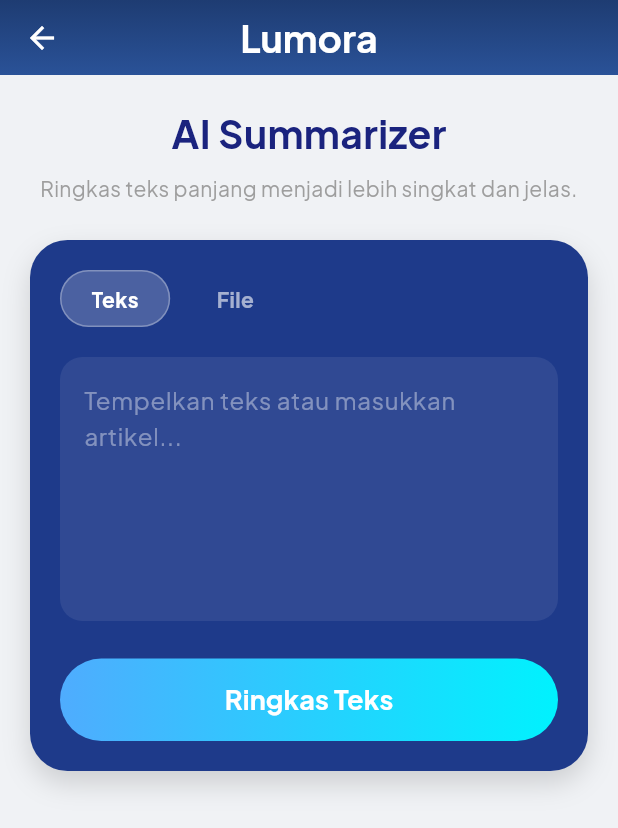
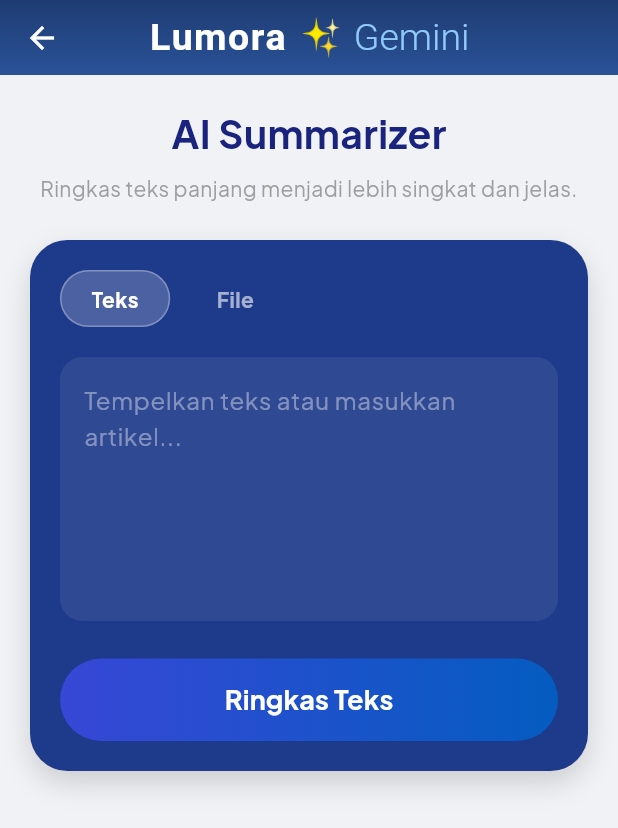
Before and after one commit to Gansputra/lumora_app, a Flutter app: the HomePage screen opened directly, after a tap on "AI Summarizer", on a phone screen of 412 x 824 dp. Shown: the top 828 px of the screen. Run offline on Flutter 3.47's test engine with Material 3 defaults, Android fonts, the light colour scheme and no system bars; our stand-ins replace file_picker, flip_card, flutter_dotenv, flutter_markdown, flutter_markdown_plus, google_fonts and 4 more; missing offline and left inert: syncfusion_flutter_pdf; accounts and stored records are empty.

Commit message:
update style

```diff
--- a/lib/main.dart
+++ b/lib/main.dart
@@ -1,6 +1,7 @@
 import 'package:flutter/material.dart';
 import 'package:flutter_dotenv/flutter_dotenv.dart';
 import 'package:google_fonts/google_fonts.dart';
+import 'package:lumora_app/pages/halaman_ringkasan.dart';
 import 'package:supabase_flutter/supabase_flutter.dart';
 import 'package:lumora_app/pages/halaman_masuk.dart';
 
--- a/lib/pages/halaman_ringkasan.dart
+++ b/lib/pages/halaman_ringkasan.dart
@@ -117,9 +117,30 @@
             elevation: 0,
             centerTitle: true,
             foregroundColor: Colors.white,
-            title: const Text(
-              "Lumora",
-              style: TextStyle(fontWeight: FontWeight.bold, fontSize: 25),
+            title: Text.rich(
+              TextSpan(
+                children: [
+                  const TextSpan(
+                    text: "Lumora ",
+                    style: TextStyle(
+                      fontWeight: FontWeight.bold,
+                      fontSize: 25,
+                      letterSpacing: 1.0,
+                    ),
+                  ),
+                  TextSpan(
+                    text: "✨ Gemini",
+                    style: TextStyle(
+                      fontWeight: FontWeight
+                          .w300, // Dibuat lebih tipis biar Lumora tetap dominan
+                      fontSize:
+                          25, // Ukurannya agak dikecilin dikit biar proporsional
+                      color: Colors
+                          .blue[200], // Kasih warna biru muda biar vibenya AI banget
+                    ),
+                  ),
+                ],
+              ),
             ),
           ),
         ),
@@ -257,7 +278,10 @@
                           child: Container(
                             decoration: BoxDecoration(
                               gradient: const LinearGradient(
-                                colors: [Color(0xFF4FACFE), Color(0xFF00F2FE)],
+                                colors: [
+                                  Color.fromARGB(255, 55, 71, 214),
+                                  Color.fromARGB(255, 4, 92, 192),
+                                ],
                               ),
                               borderRadius: BorderRadius.circular(30),
                             ),
--- a/lib/pages/home_page.dart
+++ b/lib/pages/home_page.dart
@@ -210,6 +210,18 @@
                 },
               ),
             ),
+            const Padding(
+              padding: EdgeInsets.symmetric(vertical: 16.0),
+              child: Text(
+                'Powered By Gemini',
+                style: TextStyle(
+                  color: Colors.white54,
+                  fontSize: 12,
+                  fontStyle: FontStyle.italic,
+                  letterSpacing: 1.2,
+                ),
+              ),
+            ),
           ],
         ),
       ),
--- a/lib/services/gemini_service.dart
+++ b/lib/services/gemini_service.dart
@@ -3,6 +3,9 @@
 import 'package:flutter_dotenv/flutter_dotenv.dart';
 
 class GeminiService {
+  static final _apiKey = dotenv.env['GEMINI_API_KEY'] ?? "";
+  static String get _url =>
+      "https://generativelanguage.googleapis.com/v1beta/models/gemini-2.5-flash:generateContent?key=$_apiKey";
   static Future<String> generateQnA({
     required String materi,
     required int jumlahPilihanGanda,
@@ -63,10 +66,6 @@
       return "⚠️ Error generate QnA: $e";
     }
   }
-
-  static final _apiKey = dotenv.env['GEMINI_API_KEY'] ?? "";
-  static String get _url =>
-      "https://generativelanguage.googleapis.com/v1beta/models/gemini-2.5-flash:generateContent?key=$_apiKey";
 
   static Future<String> ringkasTeks(String prompt) async {
     print(
```
Also changed, not shown: lib/pages/halaman_flashcard.dart (+28 -4 lines), lib/pages/halaman_penjelasan.dart (+34 -12 lines), lib/pages/halaman_qna.dart (+23 -5 lines).
